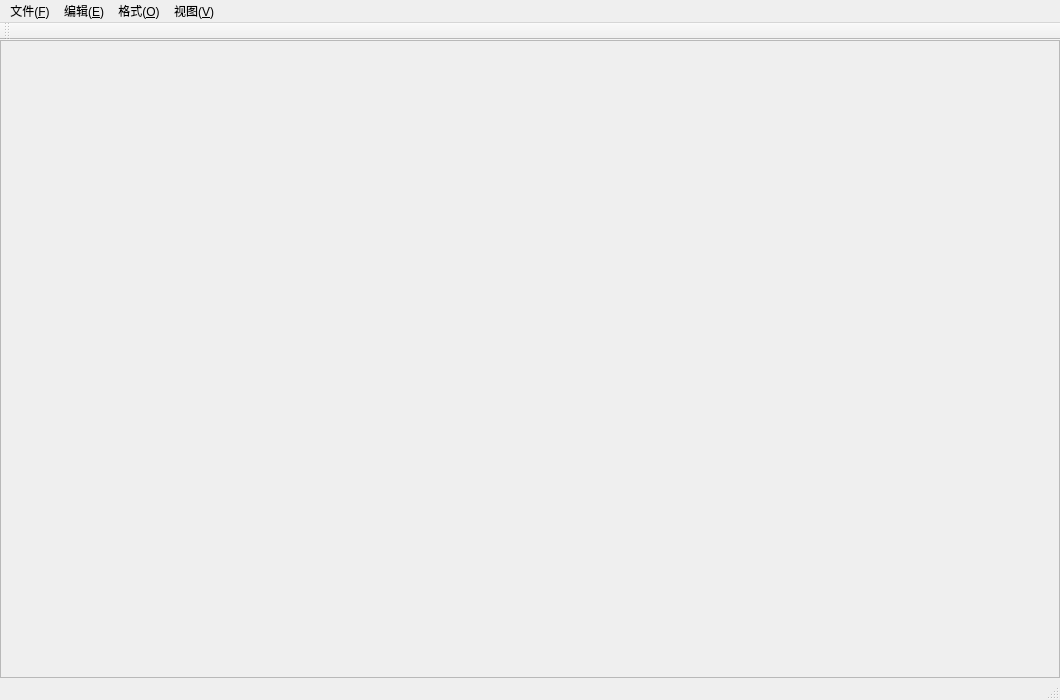
llldadal/Word-formatting-tool, file modules/ui_render/MainWindow.ui: the form before one commit.
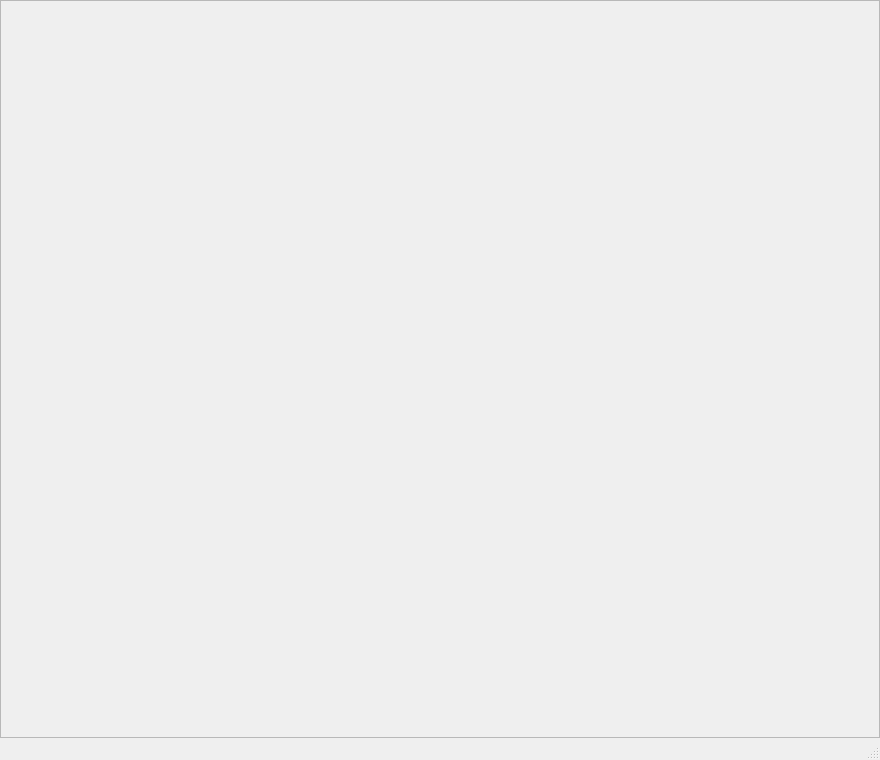
The form after the commit. Custom widgets are drawn as their Qt base class.

Commit message:
Revert "feat(UI): 完成画布渲染、工具栏及缩放滚动功能"
This reverts commit 7b589af466d83ea9b5bcce7790c3a5e55a2545c6.

What changed in the file:
```diff
--- a/modules/ui_render/MainWindow.ui
+++ b/modules/ui_render/MainWindow.ui
@@ -6,8 +6,8 @@
    <rect>
     <x>0</x>
     <y>0</y>
-    <width>1060</width>
-    <height>700</height>
+    <width>880</width>
+    <height>760</height>
    </rect>
   </property>
   <property name="windowTitle">
@@ -15,9 +15,6 @@
   </property>
   <widget class="QWidget" name="centralWidget">
    <layout class="QVBoxLayout" name="mainLayout">
-    <property name="spacing">
-     <number>0</number>
-    </property>
     <property name="leftMargin">
      <number>0</number>
     </property>
@@ -33,80 +30,13 @@
     <item>
      <widget class="QScrollArea" name="scrollArea">
       <property name="widgetResizable">
-       <bool>false</bool>
+       <bool>true</bool>
       </property>
-      <property name="alignment">
-       <set>Qt::AlignHCenter|Qt::AlignTop</set>
-      </property>
-      <widget class="CanvasWidget" name="canvas">
-       <property name="sizePolicy">
-        <sizepolicy hsizetype="Fixed" vsizetype="Fixed">
-         <horstretch>0</horstretch>
-         <verstretch>0</verstretch>
-        </sizepolicy>
-       </property>
-      </widget>
+      <widget class="QWidget" name="canvasPlaceholder"/>
      </widget>
     </item>
    </layout>
   </widget>
-  <widget class="QMenuBar" name="menuBar">
-   <property name="geometry">
-    <rect>
-     <x>0</x>
-     <y>0</y>
-     <width>1100</width>
-     <height>28</height>
-    </rect>
-   </property>
-   <widget class="QMenu" name="menuFile">
-    <property name="title">
-     <string>文件(&amp;F)</string>
-    </property>
-    <addaction name="actionNew"/>
-    <addaction name="actionExportWord"/>
-    <addaction name="actionQuit"/>
-   </widget>
-   <widget class="QMenu" name="menuEdit">
-    <property name="title">
-     <string>编辑(&amp;E)</string>
-    </property>
-    <addaction name="actionSelectAll"/>
-   </widget>
-   <widget class="QMenu" name="menuFormat">
-    <property name="title">
-     <string>格式(&amp;O)</string>
-    </property>
-    <addaction name="actionBold"/>
-    <addaction name="actionItalic"/>
-    <addaction name="actionUnderline"/>
-   </widget>
-   <widget class="QMenu" name="menuView">
-    <property name="title">
-     <string>视图(&amp;V)</string>
-    </property>
-    <addaction name="actionZoomIn"/>
-    <addaction name="actionZoomOut"/>
-    <addaction name="actionZoomActual"/>
-    <addaction name="actionFitWidth"/>
-    <addaction name="actionShowBoxes"/>
-   </widget>
-   <addaction name="menuFile"/>
-   <addaction name="menuEdit"/>
-   <addaction name="menuFormat"/>
-   <addaction name="menuView"/>
-  </widget>
-  <widget class="QToolBar" name="mainToolBar">
-   <property name="windowTitle">
-    <string>格式工具</string>
-   </property>
-   <attribute name="toolBarArea">
-    <enum>TopToolBarArea</enum>
-   </attribute>
-   <attribute name="toolBarBreak">
-    <bool>false</bool>
-   </attribute>
-  </widget>
   <widget class="QStatusBar" name="statusBar"/>
   <action name="actionNew">
    <property name="text">
@@ -217,13 +147,6 @@
    </property>
   </action>
  </widget>
- <customwidgets>
-  <customwidget>
-   <class>CanvasWidget</class>
-   <extends>QWidget</extends>
-   <header>CanvasWidget.h</header>
-  </customwidget>
- </customwidgets>
  <resources/>
  <connections/>
 </ui>
```
Left out of the diff: 108 changed lines with no effect on the pictures. The commit also changes 5 other files.
